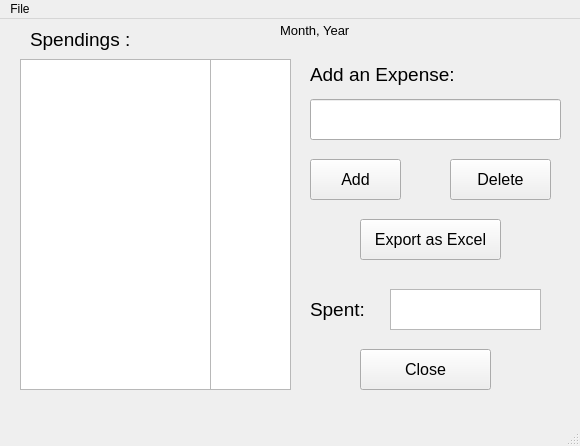
The window that design.ui (karry-cpp/ExpenseManager) describes before a commit, drawn with Qt 5.
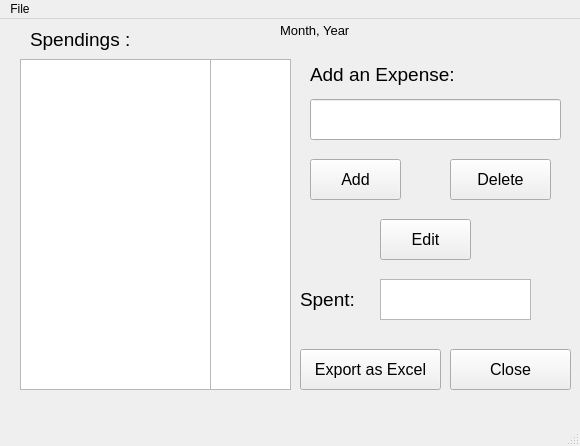
The same window after the commit.

Patch:
```diff
--- a/design.ui
+++ b/design.ui
@@ -128,9 +128,9 @@
    <widget class="QPushButton" name="closeBtn">
     <property name="geometry">
      <rect>
-      <x>360</x>
+      <x>450</x>
       <y>330</y>
-      <width>131</width>
+      <width>121</width>
       <height>41</height>
      </rect>
     </property>
@@ -146,8 +146,8 @@
    <widget class="QPushButton" name="excelBtn">
     <property name="geometry">
      <rect>
-      <x>360</x>
-      <y>200</y>
+      <x>300</x>
+      <y>330</y>
       <width>141</width>
       <height>41</height>
      </rect>
@@ -203,8 +203,8 @@
    <widget class="QLabel" name="label_3">
     <property name="geometry">
      <rect>
-      <x>310</x>
-      <y>270</y>
+      <x>300</x>
+      <y>260</y>
       <width>81</width>
       <height>41</height>
      </rect>
@@ -221,8 +221,8 @@
    <widget class="QTextBrowser" name="textBrowser">
     <property name="geometry">
      <rect>
-      <x>390</x>
-      <y>270</y>
+      <x>380</x>
+      <y>260</y>
       <width>151</width>
       <height>41</height>
      </rect>
@@ -251,6 +251,24 @@
      <string>Month, Year</string>
     </property>
    </widget>
+   <widget class="QPushButton" name="editBtn">
+    <property name="geometry">
+     <rect>
+      <x>380</x>
+      <y>200</y>
+      <width>91</width>
+      <height>41</height>
+     </rect>
+    </property>
+    <property name="font">
+     <font>
+      <pointsize>12</pointsize>
+     </font>
+    </property>
+    <property name="text">
+     <string>Edit</string>
+    </property>
+   </widget>
   </widget>
   <widget class="QMenuBar" name="menubar">
    <property name="geometry">
```
Left out of the diff: 6 changed lines with no effect on the pictures.
